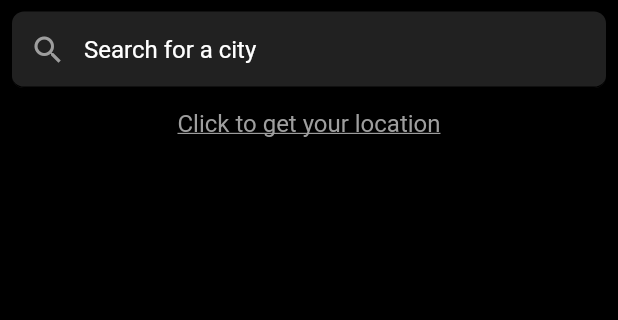
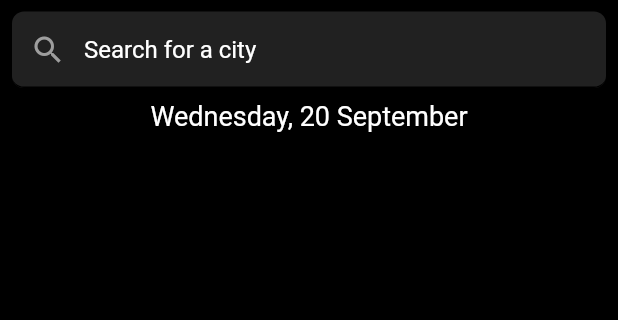
Before and after one commit to juliakowalikk/weather_app, a Flutter app: the screen it shows after launch, on a phone screen of 412 x 824 dp, the part 77-397 px from its top. Run offline on Flutter 3.47's test engine with Material 2 defaults, Android fonts, the phone set to English and light mode, and no system bars; our stand-ins replace bloc, dio, flutter_animate, flutter_bloc, freezed_annotation, geocoding and 1 more; missing offline and left inert: geocode; generated files the repository leaves out were written again; statements that could not run were skipped.

Commit message:
Code refractor

```diff
--- a/lib/l10n/app_en.arb
+++ b/lib/l10n/app_en.arb
@@ -6,7 +6,6 @@
   "sunrise":"Sunrise",
   "sunset": "Sunset",
   "hourlyTemp": "{temp}°",
-  "searchLocation": "Click to get your location",
   "searchHint": "Search for a city",
   "searchWeatherTitle": "Weather"
 }
--- a/lib/pages/search_weather_page/cubit/weather_state.dart
+++ b/lib/pages/search_weather_page/cubit/weather_state.dart
@@ -6,4 +6,6 @@ class WeatherState with _$WeatherState {
   const factory WeatherState.loaded(List<Weather> weather) = WeatherLoadedState;
   const factory WeatherState.goToResultPage(Weather weather) =
       WeatherGoToResultPageState;
+  const factory WeatherState.errorGetWeather() = ErrorGetWeather;
+  const factory WeatherState.errorDefaultWeather() = ErrorDefaultWeather;
 }
--- a/lib/pages/search_weather_page/search_weather_page.dart
+++ b/lib/pages/search_weather_page/search_weather_page.dart
@@ -1,74 +1,62 @@
 import 'package:flutter/material.dart';
 import 'package:flutter_bloc/flutter_bloc.dart';
-import 'package:flutter_gen/gen_l10n/app_localizations.dart';
-import 'package:intl/intl.dart';
 import 'package:weather_app/domain/weather.dart';
 import 'package:weather_app/pages/search_weather_page/cubit/weather_cubit.dart';
 import 'package:weather_app/pages/search_weather_page/widgets/default_weather_container.dart';
 import 'package:weather_app/pages/search_weather_page/widgets/search_weather_body.dart';
 import 'package:weather_app/pages/weather_result_page/weather_result_page.dart';
-import 'package:weather_app/style/app_typography.dart';
 
 class SearchWeatherPage extends StatelessWidget {
   const SearchWeatherPage({super.key});
 
   @override
-  Widget build(BuildContext context) {
-    String today = DateFormat('EEEE, d MMMM').format(DateTime.now());
-
-    return BlocProvider(
+  Widget build(BuildContext context) => BlocProvider(
         create: (context) => WeatherCubit()..getDefaultWeather(),
+        child: ScaffoldMessenger(
           child: BlocConsumer<WeatherCubit, WeatherState>(
-        buildWhen: (WeatherState previousState, WeatherState currentState) =>
-            currentState is WeatherLoadedState,
-        listener: (context, state) => state.maybeWhen(
-          goToResultPage: (Weather weather) => goToResultPage(context, weather),
-          orElse: () => null,
-        ),
+            buildWhen:
+                (WeatherState previousState, WeatherState currentState) =>
+                    currentState is WeatherLoadedState ||
+                    currentState is ErrorDefaultWeather,
+            listener: _listener,
             builder: (context, state) => Scaffold(
               backgroundColor: Colors.black,
               body: SafeArea(
                 child: Padding(
                   padding: const EdgeInsets.all(8.0),
                   child: Column(
-                crossAxisAlignment: CrossAxisAlignment.start,
                     children: [
-                  Padding(
-                    padding: const EdgeInsets.symmetric(vertical: 8),
-                    child: Text(
-                      Strings.of(context).searchWeatherTitle,
-                      style: AppTypography.style12,
-                    ),
-                  ),
                       const SearchWeatherBody(),
                       state.maybeWhen(
-                    loaded: (List<Weather> weather) => Column(
-                      children: [
-                        Text(today, style: AppTypography.style7),
-                        ListView.builder(
+                        loaded: (List<Weather> weather) => ListView.builder(
                           shrinkWrap: true,
                           itemCount: weather.length,
-                          itemBuilder: (context, index) => Column(
-                            children: [
-                              InkWell(
+                          itemBuilder: (context, index) => InkWell(
                             child: DefaultWeatherContainer(
                               country: weather[index].location.country,
                               temperature: weather[index].maxTemperature,
                               city: weather[index].location.city,
-                                    imageAsset: weather[index].maxTemperature >
-                                            25
+                              imageAsset: weather[index].maxTemperature > 25
                                   ? 'assets/images/hot_search_page.jpg'
                                   : weather[index].maxTemperature > 20
                                       ? 'assets/images/moderately_hot_search_page.jpg'
                                       : weather[index].maxTemperature > 10
                                           ? 'assets/images/cloudy_search_page.jpg'
-                                                : 'assets/images/cold_search_page.jpg'),
+                                          : 'assets/images/cold_search_page.jpg',
+                            ),
                             onTap: () =>
                                 goToResultPage(context, weather[index]),
                           ),
-                            ],
                         ),
+                        errorDefaultWeather: () => Column(
+                          children: const [
+                            Padding(
+                              padding: EdgeInsets.all(20.0),
+                              child: Text(
+                                'Oops! Something went wrong',
+                                style: TextStyle(color: Colors.white),
                               ),
+                            )
                           ],
                         ),
                         orElse: () => const SizedBox(),
@@ -79,12 +67,26 @@ class SearchWeatherPage extends StatelessWidget {
               ),
             ),
           ),
+        ),
       );
-  }
 
   void goToResultPage(BuildContext context, Weather weather) => Navigator.push(
       context,
       MaterialPageRoute(
         builder: (context) => WeatherResultPage(weather: weather),
       ));
+
+  void _listener(BuildContext context, WeatherState state) {
+    state.maybeWhen(
+        goToResultPage: (Weather weather) => goToResultPage(context, weather),
+        orElse: () => null);
+    if (state is ErrorGetWeather) {
+      ScaffoldMessenger.of(context).showSnackBar(
+        SnackBar(
+          backgroundColor: Colors.blue.shade900,
+          content: const Text('Enter correct city name'),
+        ),
+      );
     }
+  }
+}
--- a/lib/pages/search_weather_page/widgets/default_weather_container.dart
+++ b/lib/pages/search_weather_page/widgets/default_weather_container.dart
@@ -19,8 +19,7 @@ class DefaultWeatherContainer extends StatelessWidget {
 
   @override
   Widget build(BuildContext context) => BlocBuilder<WeatherCubit, WeatherState>(
-        builder: (context, state) {
-          return Padding(
+        builder: (context, state) => Padding(
           padding: const EdgeInsets.symmetric(vertical: 16),
           child: Container(
             decoration: BoxDecoration(
@@ -61,7 +60,6 @@ class DefaultWeatherContainer extends StatelessWidget {
               ],
             ),
           ),
-          );
-        },
+        ),
       );
 }
--- a/lib/pages/search_weather_page/widgets/search_weather_body.dart
+++ b/lib/pages/search_weather_page/widgets/search_weather_body.dart
@@ -1,6 +1,7 @@
 import 'package:flutter/material.dart';
 import 'package:flutter_bloc/flutter_bloc.dart';
 import 'package:flutter_gen/gen_l10n/app_localizations.dart';
+import 'package:intl/intl.dart';
 import 'package:weather_app/data/models/location.dart';
 import 'package:weather_app/pages/search_weather_page/cubit/weather_cubit.dart';
 import 'package:weather_app/style/app_typography.dart';
@@ -31,9 +32,20 @@ class _SearchWeatherBody extends State<SearchWeatherBody> {
   }
 
   @override
-  Widget build(BuildContext context) => SafeArea(
+  Widget build(BuildContext context) {
+    String today = DateFormat('EEEE, d MMMM').format(DateTime.now());
+
+    return SafeArea(
       child: Column(
+        crossAxisAlignment: CrossAxisAlignment.start,
         children: [
+          Padding(
+            padding: const EdgeInsets.symmetric(vertical: 8),
+            child: Text(
+              Strings.of(context).searchWeatherTitle,
+              style: AppTypography.style12,
+            ),
+          ),
           TextField(
             style: AppTypography.style13,
             decoration: InputDecoration(
@@ -64,21 +76,11 @@ class _SearchWeatherBody extends State<SearchWeatherBody> {
             controller: cityTextField,
           ),
           Padding(
-              padding: const EdgeInsets.only(
-                top: 8,
-              ),
-              child: Padding(
-                padding: const EdgeInsets.only(top: 6, bottom: 20),
-                child: GestureDetector(
-                  onTap: context.read<WeatherCubit>().determinePosition,
-                  child: Text(
-                    Strings.of(context).searchLocation,
-                    style: AppTypography.style11,
-                  ),
-                ),
-              ),
+            padding: const EdgeInsets.all(8.0),
+            child: Center(child: Text(today, style: AppTypography.style7)),
           ),
         ],
       ),
     );
   }
+}
```
Also changed, not shown: lib/pages/search_weather_page/cubit/weather_cubit.dart (+44 -47 lines), lib/pages/search_weather_page/cubit/weather_cubit.freezed.dart. Lines whose indentation alone changed are shown as unchanged.
